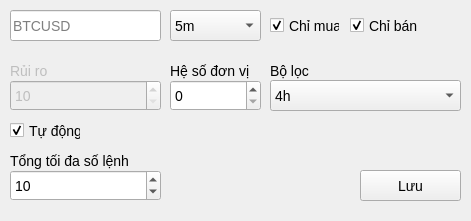
The window that ui/EditWindow.ui (nguyenvantat1182002/rsi-signal-bot) describes before a commit, drawn with Qt 5.
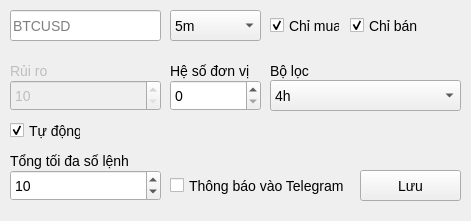
The same window after the commit.

Patch:
```diff
--- a/ui/EditWindow.ui
+++ b/ui/EditWindow.ui
@@ -281,6 +281,22 @@
      </property>
     </item>
    </widget>
+   <widget class="QCheckBox" name="checkBox_4">
+    <property name="geometry">
+     <rect>
+      <x>170</x>
+      <y>170</y>
+      <width>181</width>
+      <height>31</height>
+     </rect>
+    </property>
+    <property name="cursor">
+     <cursorShape>PointingHandCursor</cursorShape>
+    </property>
+    <property name="text">
+     <string>Thông báo vào Telegram</string>
+    </property>
+   </widget>
   </widget>
  </widget>
  <resources/>
```
